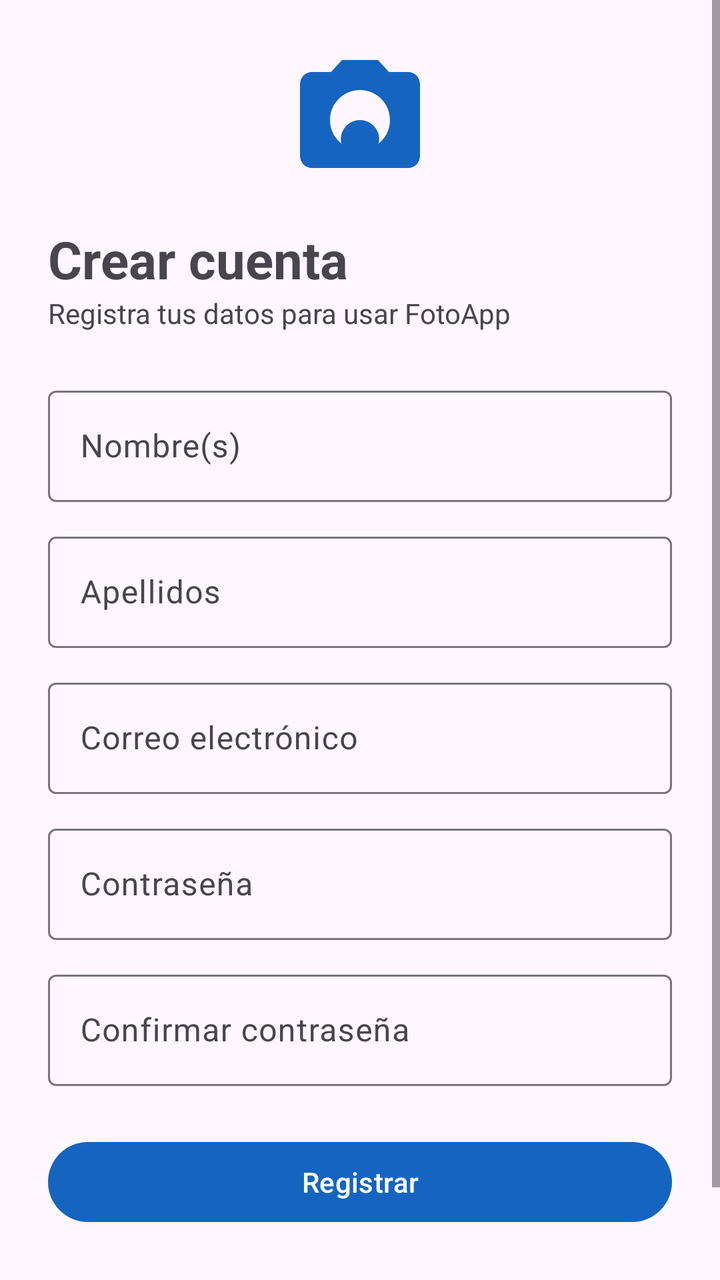
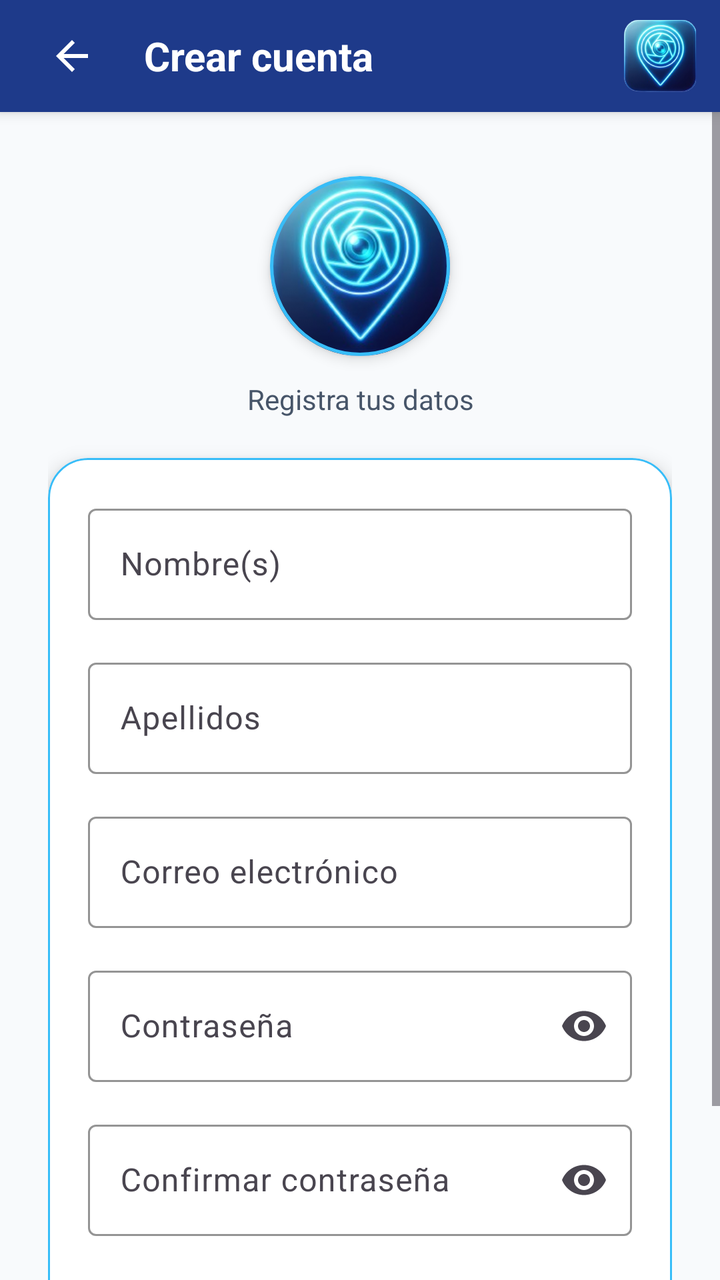

Before-and-after screenshots of an Android layout around one commit, followed by the original layout XML and the change that was made.
<!-- AndroidManifest.xml: application theme Theme.FotoApp -->
<!-- res/layout/activity_registro.xml -->
<?xml version="1.0" encoding="utf-8"?>
<ScrollView xmlns:android="http://schemas.android.com/apk/res/android"
    android:layout_width="match_parent"
    android:layout_height="match_parent"
    android:fillViewport="true">

    <LinearLayout
        android:layout_width="match_parent"
        android:layout_height="wrap_content"
        android:orientation="vertical"
        android:padding="24dp">

        <ImageView
            android:layout_width="72dp"
            android:layout_height="72dp"
            android:layout_gravity="center_horizontal"
            android:contentDescription="@string/app_name"
            android:src="@drawable/ic_launcher" />

        <TextView
            android:layout_width="match_parent"
            android:layout_height="wrap_content"
            android:layout_marginTop="16dp"
            android:text="Crear cuenta"
            android:textSize="26sp"
            android:textStyle="bold" />

        <TextView
            android:layout_width="match_parent"
            android:layout_height="wrap_content"
            android:layout_marginBottom="24dp"
            android:text="Registra tus datos para usar FotoApp"
            android:textSize="14sp" />

        <com.google.android.material.textfield.TextInputLayout
            android:layout_width="match_parent"
            android:layout_height="wrap_content"
            android:hint="Nombre(s)">

            <com.google.android.material.textfield.TextInputEditText
                android:id="@+id/etNombre"
                android:layout_width="match_parent"
                android:layout_height="wrap_content"
                android:inputType="textPersonName" />
        </com.google.android.material.textfield.TextInputLayout>

        <com.google.android.material.textfield.TextInputLayout
            android:layout_width="match_parent"
            android:layout_height="wrap_content"
            android:layout_marginTop="12dp"
            android:hint="Apellidos">

            <com.google.android.material.textfield.TextInputEditText
                android:id="@+id/etApellidos"
                android:layout_width="match_parent"
                android:layout_height="wrap_content"
                android:inputType="textPersonName" />
        </com.google.android.material.textfield.TextInputLayout>

        <com.google.android.material.textfield.TextInputLayout
            android:layout_width="match_parent"
            android:layout_height="wrap_content"
            android:layout_marginTop="12dp"
            android:hint="Correo electrónico">

            <com.google.android.material.textfield.TextInputEditText
                android:id="@+id/etCorreo"
                android:layout_width="match_parent"
                android:layout_height="wrap_content"
                android:inputType="textEmailAddress" />
        </com.google.android.material.textfield.TextInputLayout>

        <com.google.android.material.textfield.TextInputLayout
            android:layout_width="match_parent"
            android:layout_height="wrap_content"
            android:layout_marginTop="12dp"
            android:hint="Contraseña">

            <com.google.android.material.textfield.TextInputEditText
                android:id="@+id/etContrasena"
                android:layout_width="match_parent"
                android:layout_height="wrap_content"
                android:inputType="textPassword" />
        </com.google.android.material.textfield.TextInputLayout>

        <com.google.android.material.textfield.TextInputLayout
            android:layout_width="match_parent"
            android:layout_height="wrap_content"
            android:layout_marginTop="12dp"
            android:hint="Confirmar contraseña">

            <com.google.android.material.textfield.TextInputEditText
                android:id="@+id/etConfirmar"
                android:layout_width="match_parent"
                android:layout_height="wrap_content"
                android:inputType="textPassword" />
        </com.google.android.material.textfield.TextInputLayout>

        <com.google.android.material.button.MaterialButton
            android:id="@+id/btnRegistrar"
            android:layout_width="match_parent"
            android:layout_height="wrap_content"
            android:layout_marginTop="24dp"
            android:text="Registrar" />

        <TextView
            android:id="@+id/tvIrLogin"
            android:layout_width="match_parent"
            android:layout_height="wrap_content"
            android:layout_marginTop="16dp"
            android:gravity="center"
            android:padding="8dp"
            android:text="¿Ya tienes cuenta? Inicia sesión"
            android:textColor="@color/azul_primario" />
    </LinearLayout>
</ScrollView>
<!-- resources referenced by this layout -->
<resources>
  <color name="azul_primario">#1565C0</color>
  <!-- drawable ic_launcher (drawable) -->
  <?xml version="1.0" encoding="utf-8"?>
  <vector xmlns:android="http://schemas.android.com/apk/res/android"
      android:width="48dp"
      android:height="48dp"
      android:viewportWidth="24"
      android:viewportHeight="24"
      android:tint="@color/azul_primario">
      <path
          android:fillColor="@android:color/white"
          android:pathData="M12,15.2m-3.2,0a3.2,3.2 0,1 1,6.4 0a3.2,3.2 0,1 1,-6.4 0" />
      <path
          android:fillColor="@android:color/white"
          android:pathData="M9,2L7.17,4L4,4c-1.1,0 -2,0.9 -2,2v12c0,1.1 0.9,2 2,2h16c1.1,0 2,-0.9 2,-2V6c0,-1.1 -0.9,-2 -2,-2h-3.17L15,2L9,2zM12,17c-2.76,0 -5,-2.24 -5,-5s2.24,-5 5,-5 5,2.24 5,5 -2.24,5 -5,5z" />
  </vector>
  <string name="app_name">FotoApp</string>
  <style name="Theme.FotoApp" parent="Theme.Material3.DayNight.NoActionBar">
          <item name="colorPrimary">@color/azul_primario</item>
          <item name="colorPrimaryDark">@color/azul_oscuro</item>
          <item name="colorSecondary">@color/verde_acento</item>
      </style>
  <color name="azul_oscuro">#0D47A1</color>
  <color name="verde_acento">#2E7D32</color>
</resources>

<!-- the commit's change to res/layout/activity_registro.xml (unified diff, before → after) -->
@@ -1,116 +1,191 @@
 <?xml version="1.0" encoding="utf-8"?>
-<ScrollView xmlns:android="http://schemas.android.com/apk/res/android"
+<LinearLayout xmlns:android="http://schemas.android.com/apk/res/android"
+    xmlns:app="http://schemas.android.com/apk/res-auto"
     android:layout_width="match_parent"
     android:layout_height="match_parent"
-    android:fillViewport="true">
+    android:background="@color/azul_fondo"
+    android:orientation="vertical">
 
     <LinearLayout
         android:layout_width="match_parent"
-        android:layout_height="wrap_content"
-        android:orientation="vertical"
-        android:padding="24dp">
+        android:layout_height="56dp"
+        android:background="@color/azul_primario"
+        android:elevation="4dp"
+        android:gravity="center_vertical"
+        android:orientation="horizontal"
+        android:paddingHorizontal="12dp">
+
+        <ImageButton
+            android:id="@+id/btnRegresar"
+            android:layout_width="48dp"
+            android:layout_height="48dp"
+            android:background="?attr/selectableItemBackgroundBorderless"
+            android:contentDescription="@string/btn_regresar"
+            android:src="@drawable/ic_arrow_back" />
+
+        <TextView
+            android:layout_width="0dp"
+            android:layout_height="wrap_content"
+            android:layout_marginStart="12dp"
+            android:layout_weight="1"
+            android:text="@string/registro_titulo"
+            android:textColor="@color/blanco"
+            android:textSize="20sp"
+            android:textStyle="bold" />
 
         <ImageView
-            android:layout_width="72dp"
-            android:layout_height="72dp"
-            android:layout_gravity="center_horizontal"
+            android:layout_width="36dp"
+            android:layout_height="36dp"
             android:contentDescription="@string/app_name"
-            android:src="@drawable/ic_launcher" />
+            android:scaleType="centerCrop"
+            android:src="@drawable/logo_icono" />
+    </LinearLayout>
 
-        <TextView
+    <ScrollView
+        android:layout_width="match_parent"
+        android:layout_height="match_parent"
+        android:fillViewport="true">
+
+        <LinearLayout
             android:layout_width="match_parent"
             android:layout_height="wrap_content"
-            android:layout_marginTop="16dp"
-            android:text="Crear cuenta"
-            android:textSize="26sp"
-            android:textStyle="bold" />
+            android:orientation="vertical"
+            android:padding="24dp">
 
-        <TextView
-            android:layout_width="match_parent"
-            android:layout_height="wrap_content"
-            android:layout_marginBottom="24dp"
-            android:text="Registra tus datos para usar FotoApp"
-            android:textSize="14sp" />
+            <com.google.android.material.card.MaterialCardView
+                android:layout_width="90dp"
+                android:layout_height="90dp"
+                android:layout_gravity="center_horizontal"
+                android:layout_marginTop="8dp"
+                app:cardBackgroundColor="@color/blanco"
+                app:cardCornerRadius="45dp"
+                app:cardElevation="4dp"
+                app:strokeColor="@color/azul_acento"
+                app:strokeWidth="1.5dp">
 
-        <com.google.android.material.textfield.TextInputLayout
-            android:layout_width="match_parent"
-            android:layout_height="wrap_content"
-            android:hint="Nombre(s)">
+                <ImageView
+                    android:layout_width="match_parent"
+                    android:layout_height="match_parent"
+                    android:contentDescription="@string/app_name"
+                    android:scaleType="centerCrop"
+                    android:src="@drawable/logo_icono" />
+            </com.google.android.material.card.MaterialCardView>
 
-            <com.google.android.material.textfield.TextInputEditText
-                android:id="@+id/etNombre"
+            <TextView
                 android:layout_width="match_parent"
                 android:layout_height="wrap_content"
-                android:inputType="textPersonName" />
-        </com.google.android.material.textfield.TextInputLayout>
+                android:layout_marginTop="12dp"
+                android:layout_marginBottom="20dp"
+                android:gravity="center"
+                android:text="@string/registro_subtitulo"
+                android:textColor="@color/gris_texto"
+                android:textSize="14sp" />
 
-        <com.google.android.material.textfield.TextInputLayout
-            android:layout_width="match_parent"
-            android:layout_height="wrap_content"
-            android:layout_marginTop="12dp"
-            android:hint="Apellidos">
-
-            <com.google.android.material.textfield.TextInputEditText
-                android:id="@+id/etApellidos"
+            <com.google.android.material.card.MaterialCardView
                 android:layout_width="match_parent"
                 android:layout_height="wrap_content"
-                android:inputType="textPersonName" />
-        </com.google.android.material.textfield.TextInputLayout>
+                app:cardBackgroundColor="@color/blanco"
+                app:cardCornerRadius="20dp"
+                app:cardElevation="6dp"
+                app:strokeColor="@color/azul_acento"
+                app:strokeWidth="1dp">
 
-        <com.google.android.material.textfield.TextInputLayout
-            android:layout_width="match_parent"
-            android:layout_height="wrap_content"
-            android:layout_marginTop="12dp"
-            android:hint="Correo electrónico">
+                <LinearLayout
+                    android:layout_width="match_parent"
+                    android:layout_height="wrap_content"
+                    android:orientation="vertical"
+                    android:padding="20dp">
 
-            <com.google.android.material.textfield.TextInputEditText
-                android:id="@+id/etCorreo"
-                android:layout_width="match_parent"
-                android:layout_height="wrap_content"
-                android:inputType="textEmailAddress" />
-        </com.google.android.material.textfield.TextInputLayout>
+                    <com.google.android.material.textfield.TextInputLayout
+                        style="@style/Widget.Material3.TextInputLayout.OutlinedBox"
+                        android:layout_width="match_parent"
+                        android:layout_height="wrap_content"
+                        android:hint="@string/hint_nombre"
+                        app:boxStrokeColor="@color/azul_primario">
 
-        <com.google.android.material.textfield.TextInputLayout
-            android:layout_width="match_parent"
-            android:layout_height="wrap_content"
-            android:layout_marginTop="12dp"
-            android:hint="Contraseña">
+                        <com.google.android.material.textfield.TextInputEditText
+                            android:id="@+id/etNombre"
+                            android:layout_width="match_parent"
+                            android:layout_height="wrap_content"
+                            android:inputType="textPersonName" />
+                    </com.google.android.material.textfield.TextInputLayout>
 
-            <com.google.android.material.textfield.TextInputEditText
-                android:id="@+id/etContrasena"
-                android:layout_width="match_parent"
-                android:layout_height="wrap_content"
-                android:inputType="textPassword" />
-        </com.google.android.material.textfield.TextInputLayout>
+                    <com.google.android.material.textfield.TextInputLayout
+                        style="@style/Widget.Material3.TextInputLayout.OutlinedBox"
+                        android:layout_width="match_parent"
+                        android:layout_height="wrap_content"
+                        android:layout_marginTop="16dp"
+                        android:hint="@string/hint_apellidos"
+                        app:boxStrokeColor="@color/azul_primario">
 
-        <com.google.android.material.textfield.TextInputLayout
-            android:layout_width="match_parent"
-            android:layout_height="wrap_content"
-            android:layout_marginTop="12dp"
-            android:hint="Confirmar contraseña">
+                        <com.google.android.material.textfield.TextInputEditText
+                            android:id="@+id/etApellidos"
+                            android:layout_width="match_parent"
+                            android:layout_height="wrap_content"
+                            android:inputType="textPersonName" />
+                    </com.google.android.material.textfield.TextInputLayout>
 
-            <com.google.android.material.textfield.TextInputEditText
-                android:id="@+id/etConfirmar"
-                android:layout_width="match_parent"
-                android:layout_height="wrap_content"
-                android:inputType="textPassword" />
-        </com.google.android.material.textfield.TextInputLayout>
+                    <com.google.android.material.textfield.TextInputLayout
+                        style="@style/Widget.Material3.TextInputLayout.OutlinedBox"
+                        android:layout_width="match_parent"
+                        android:layout_height="wrap_content"
+                        android:layout_marginTop="16dp"
+                        android:hint="@string/hint_correo"
+                        app:boxStrokeColor="@color/azul_primario">
 
-        <com.google.android.material.button.MaterialButton
-            android:id="@+id/btnRegistrar"
-            android:layout_width="match_parent"
-            android:layout_height="wrap_content"
-            android:layout_marginTop="24dp"
-            android:text="Registrar" />
+                        <com.google.android.material.textfield.TextInputEditText
+                            android:id="@+id/etCorreo"
+                            android:layout_width="match_parent"
+                            android:layout_height="wrap_content"
+                            android:inputType="textEmailAddress" />
+                    </com.google.android.material.textfield.TextInputLayout>
 
-        <TextView
-            android:id="@+id/tvIrLogin"
-            android:layout_width="match_parent"
-            android:layout_height="wrap_content"
-            android:layout_marginTop="16dp"
-            android:gravity="center"
-            android:padding="8dp"
-            android:text="¿Ya tienes cuenta? Inicia sesión"
-            android:textColor="@color/azul_primario" />
-    </LinearLayout>
-</ScrollView>
+                    <com.google.android.material.textfield.TextInputLayout
+                        style="@style/Widget.Material3.TextInputLayout.OutlinedBox"
+                        android:layout_width="match_parent"
+                        android:layout_height="wrap_content"
+                        android:layout_marginTop="16dp"
+                        android:hint="@string/hint_contrasena"
+                        app:boxStrokeColor="@color/azul_primario"
+                        app:endIconMode="password_toggle">
+
+                        <com.google.android.material.textfield.TextInputEditText
+                            android:id="@+id/etContrasena"
+                            android:layout_width="match_parent"
+                            android:layout_height="wrap_content"
+                            android:inputType="textPassword" />
+                    </com.google.android.material.textfield.TextInputLayout>
+
+                    <com.google.android.material.textfield.TextInputLayout
+                        style="@style/Widget.Material3.TextInputLayout.OutlinedBox"
+                        android:layout_width="match_parent"
+                        android:layout_height="wrap_content"
+                        android:layout_marginTop="16dp"
+                        android:hint="@string/hint_confirmar_contrasena"
+                        app:boxStrokeColor="@color/azul_primario"
+                        app:endIconMode="password_toggle">
+
+                        <com.google.android.material.textfield.TextInputEditText
+                            android:id="@+id/etConfirmar"
+                            android:layout_width="match_parent"
+                            android:layout_height="wrap_content"
+                            android:inputType="textPassword" />
+                    </com.google.android.material.textfield.TextInputLayout>
+
+                    <com.google.android.material.button.MaterialButton
+                        android:id="@+id/btnRegistrar"
+                        android:layout_width="match_parent"
+                        android:layout_height="56dp"
+                        android:layout_marginTop="24dp"
+                        android:backgroundTint="@color/azul_primario"
+                        android:text="@string/btn_registrar"
+                        android:textColor="@color/blanco"
+                        android:textSize="16sp"
+                        app:cornerRadius="10dp" />
+
+                </LinearLayout>
+            </com.google.android.material.card.MaterialCardView>
+
+        </LinearLayout>
+    </ScrollView>
+</LinearLayout>
<!-- resource entries referenced after the edit -->
@@ -1,28 +1,42 @@
 <!-- resources referenced by this layout -->
 <resources>
-  <color name="azul_primario">#1565C0</color>
-  <!-- drawable ic_launcher (drawable) -->
+  <color name="azul_acento">#38BDF8</color>
+  <color name="azul_fondo">#F8FAFC</color>
+  <color name="azul_primario">#1E3A8A</color>
+  <color name="blanco">#FFFFFF</color>
+  <color name="gris_texto">#475569</color>
+  <!-- drawable ic_arrow_back (drawable) -->
   <?xml version="1.0" encoding="utf-8"?>
   <vector xmlns:android="http://schemas.android.com/apk/res/android"
-      android:width="48dp"
-      android:height="48dp"
+      android:width="24dp"
+      android:height="24dp"
       android:viewportWidth="24"
       android:viewportHeight="24"
-      android:tint="@color/azul_primario">
+      android:tint="@color/blanco">
       <path
           android:fillColor="@android:color/white"
-          android:pathData="M12,15.2m-3.2,0a3.2,3.2 0,1 1,6.4 0a3.2,3.2 0,1 1,-6.4 0" />
-      <path
-          android:fillColor="@android:color/white"
-          android:pathData="M9,2L7.17,4L4,4c-1.1,0 -2,0.9 -2,2v12c0,1.1 0.9,2 2,2h16c1.1,0 2,-0.9 2,-2V6c0,-1.1 -0.9,-2 -2,-2h-3.17L15,2L9,2zM12,17c-2.76,0 -5,-2.24 -5,-5s2.24,-5 5,-5 5,2.24 5,5 -2.24,5 -5,5z" />
+          android:pathData="M20,11H7.83l5.59,-5.59L12,4l-8,8 8,8 1.41,-1.41L7.83,13H20v-2z" />
   </vector>
+  <!-- drawable logo_icono: png bitmap (drawable, 66968 bytes) -->
   <string name="app_name">FotoApp</string>
+  <string name="btn_registrar">Registrar</string>
+  <string name="btn_regresar">Regresar</string>
+  <string name="hint_apellidos">Apellidos</string>
+  <string name="hint_confirmar_contrasena">Confirmar contraseña</string>
+  <string name="hint_contrasena">Contraseña</string>
+  <string name="hint_correo">Correo electrónico</string>
+  <string name="hint_nombre">Nombre(s)</string>
+  <string name="registro_subtitulo">Registra tus datos</string>
+  <string name="registro_titulo">Crear cuenta</string>
   <style name="Theme.FotoApp" parent="Theme.Material3.DayNight.NoActionBar">
+          
           <item name="colorPrimary">@color/azul_primario</item>
           <item name="colorPrimaryDark">@color/azul_oscuro</item>
-          <item name="colorSecondary">@color/verde_acento</item>
+          <item name="colorSecondary">@color/azul_acento</item>
+          <item name="colorSecondaryContainer">@color/azul_claro</item>
+          <item name="android:windowBackground">@color/azul_fondo</item>
       </style>
-  <color name="azul_oscuro">#0D47A1</color>
-  <color name="verde_acento">#2E7D32</color>
+  <color name="azul_oscuro">#0F172A</color>
+  <color name="azul_claro">#E0F2FE</color>
 </resources>
 
